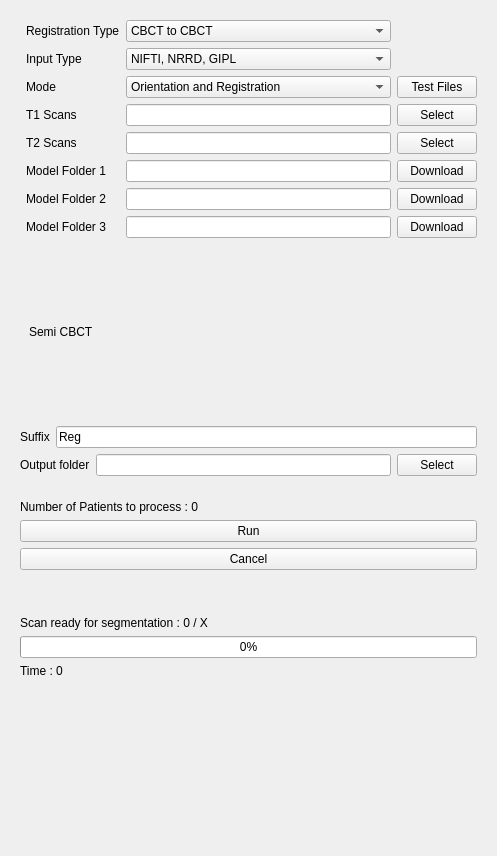
This is AREG/Resources/UI/AREG.ui in DCBIA-OrthoLab/SlicerAutomatedDentalTools as Qt 5 draws it before an edit. The edited form follows.
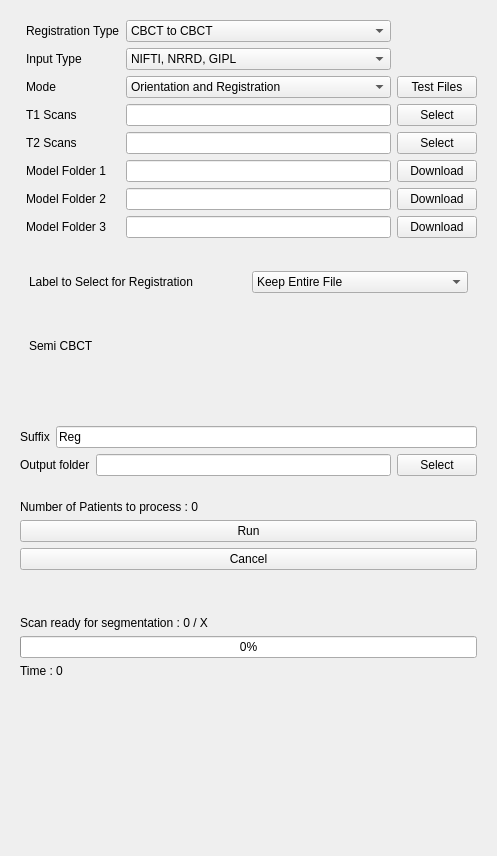
This is the edited form. The open tabs and pages were chosen to show the change. Custom widgets are drawn as their Qt base class.

Commit message: ENH: Segmentation Label Selection in AReg CBCT

Patch:
```diff
--- a/AREG/Resources/UI/AREG.ui
+++ b/AREG/Resources/UI/AREG.ui
@@ -280,6 +280,32 @@
            <layout class="QVBoxLayout" name="verticalLayout_3">
             <item>
              <layout class="QVBoxLayout" name="LayoutSemiCBCT">
+              <item>
+               <layout class="QHBoxLayout" name="horizontalLayout_4">
+                <item alignment="Qt::AlignLeft">
+                 <widget class="QLabel" name="label_10">
+                  <property name="minimumSize">
+                   <size>
+                    <width>216</width>
+                    <height>0</height>
+                   </size>
+                  </property>
+                  <property name="text">
+                   <string>Label to Select for Registration</string>
+                  </property>
+                 </widget>
+                </item>
+                <item>
+                 <widget class="QComboBox" name="LabelSelectcomboBox">
+                  <item>
+                   <property name="text">
+                    <string>Keep Entire File</string>
+                   </property>
+                  </item>
+                 </widget>
+                </item>
+               </layout>
+              </item>
               <item>
                <widget class="QLabel" name="tohideCBCT">
                 <property name="text">
```
Left out of the diff: 2 changed lines with no effect on the pictures. The commit also changes 5 other files.
